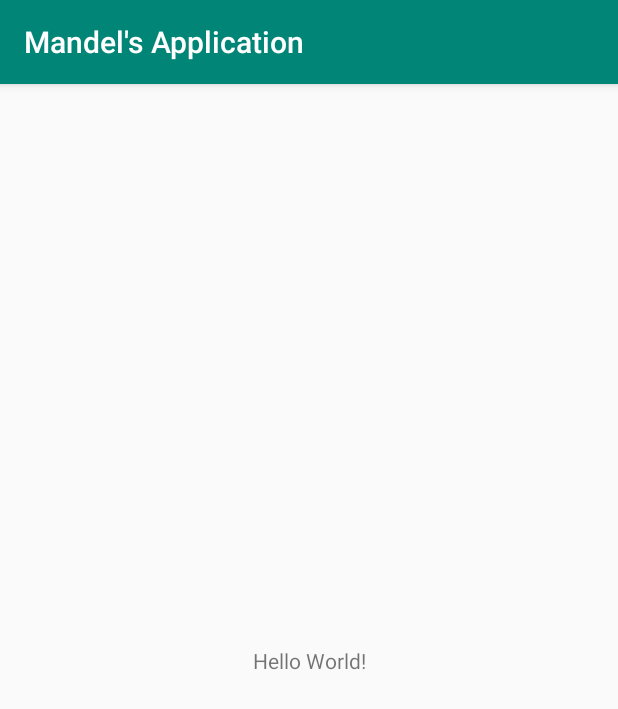
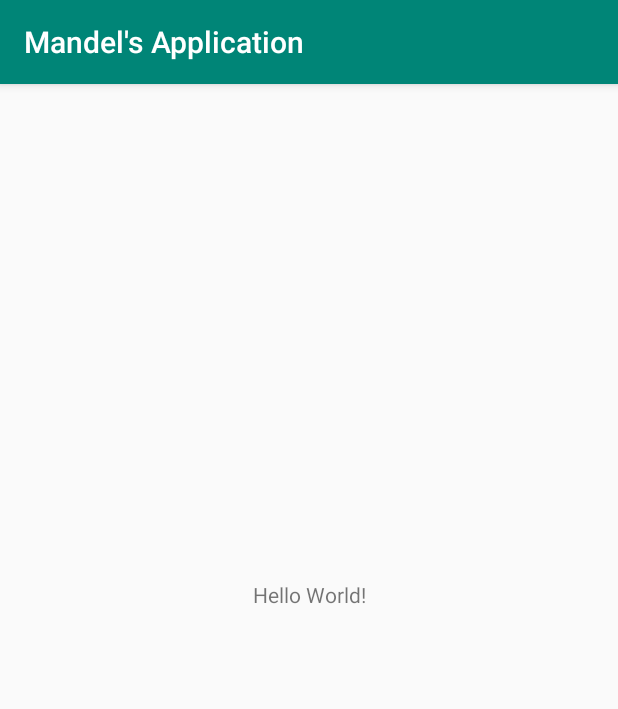
Before and after one commit to Andrei243/Android-Application, an Android app: the screen it shows after launch (MainActivity before the commit, LIST after it), on a phone screen of 412 x 824 dp. Shown: the top 709 px of the screen. Run offline under Robolectric (Android 15) with nearby library versions, the phone set to English and light mode, and no system bars.

```diff
--- a/app/src/main/AndroidManifest.xml
+++ b/app/src/main/AndroidManifest.xml
@@ -9,7 +9,9 @@
         android:roundIcon="@mipmap/ic_launcher_round"
         android:supportsRtl="true"
         android:theme="@style/AppTheme">
-        <activity android:name=".MainActivity">
+        <activity android:name=".FILTER"></activity>
+        <activity android:name=".DETAILS" />
+        <activity android:name=".LIST">
             <intent-filter>
                 <action android:name="android.intent.action.MAIN" />
 
--- a/app/src/main/java/com/example/mandelsapplication/MainActivity.java
+++ b/app/src/main/java/com/example/mandelsapplication/DETAILS.java
@@ -4,11 +4,11 @@ import androidx.appcompat.app.AppCompatActivity;
 
 import android.os.Bundle;
 
-public class MainActivity extends AppCompatActivity {
+public class DETAILS extends AppCompatActivity {
 
     @Override
     protected void onCreate(Bundle savedInstanceState) {
         super.onCreate(savedInstanceState);
-        setContentView(R.layout.activity_main);
+        setContentView(R.layout.activity_details);
     }
 }
--- /dev/null
+++ b/app/src/main/java/com/example/mandelsapplication/LIST.java
@@ -0,0 +1,14 @@
+package com.example.mandelsapplication;
+
+import androidx.appcompat.app.AppCompatActivity;
+
+import android.os.Bundle;
+
+public class LIST extends AppCompatActivity {
+
+    @Override
+    protected void onCreate(Bundle savedInstanceState) {
+        super.onCreate(savedInstanceState);
+        setContentView(R.layout.activity_main);
+    }
+}
--- a/app/src/main/res/layout/activity_main.xml
+++ b/app/src/main/res/layout/activity_main.xml
@@ -4,15 +4,17 @@
     xmlns:tools="http://schemas.android.com/tools"
     android:layout_width="match_parent"
     android:layout_height="match_parent"
-    tools:context=".MainActivity">
+    tools:context=".LIST">
 
     <TextView
+        android:id="@+id/textView"
         android:layout_width="wrap_content"
         android:layout_height="wrap_content"
         android:text="Hello World!"
         app:layout_constraintBottom_toBottomOf="parent"
         app:layout_constraintLeft_toLeftOf="parent"
         app:layout_constraintRight_toRightOf="parent"
-        app:layout_constraintTop_toTopOf="parent" />
+        app:layout_constraintTop_toTopOf="parent"
+        app:layout_constraintVertical_bias="0.442" />
 
 </androidx.constraintlayout.widget.ConstraintLayout>
```
Also changed, not shown: app/src/main/java/com/example/mandelsapplication/FILTER.java (added, +14 -0 lines), app/src/main/res/layout/activity_details.xml (added, +9 -0 lines), app/src/main/res/layout/activity_filter.xml (added, +9 -0 lines).
